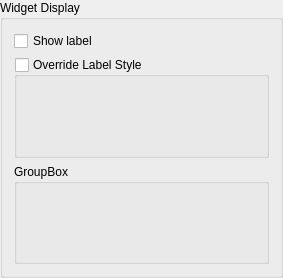
Above: src/ui/attributeformconfig/qgsattributewidgeteditgroupbox.ui from qgis/QGIS before the change. Below: the same form after it.
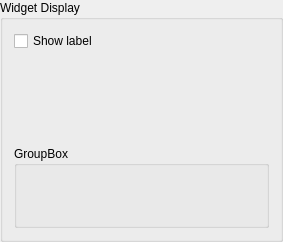
That is the form after the change. Custom widgets are drawn as their Qt base class.

What changed in the file:
```diff
--- a/src/ui/attributeformconfig/qgsattributewidgeteditgroupbox.ui
+++ b/src/ui/attributeformconfig/qgsattributewidgeteditgroupbox.ui
@@ -7,7 +7,7 @@
     <x>0</x>
     <y>0</y>
     <width>283</width>
-    <height>278</height>
+    <height>242</height>
    </rect>
   </property>
   <property name="windowTitle">
@@ -16,40 +16,29 @@
   <property name="title">
    <string>Widget Display</string>
   </property>
-  <layout class="QGridLayout" name="gridLayout">
-   <item row="4" column="0">
-    <widget class="QgsCollapsibleGroupBox" name="mWidgetSpecificConfigGroupBox">
-     <property name="title">
-      <string>GroupBox</string>
-     </property>
-    </widget>
-   </item>
-   <item row="2" column="0">
+  <layout class="QVBoxLayout" name="verticalLayout">
+   <item>
     <widget class="QCheckBox" name="mShowLabelCheckBox">
      <property name="text">
       <string>Show label</string>
      </property>
     </widget>
    </item>
-   <item row="3" column="0">
-    <widget class="QgsCollapsibleGroupBox" name="mLabelStyleOverrideGroupBox">
-     <property name="toolTip">
-      <string>Overrides the style defined by the active theme</string>
+   <item>
+    <widget class="QgsFormLabelFormatWidget" name="mFormLabelFormatWidget" native="true">
+     <property name="sizePolicy">
+      <sizepolicy hsizetype="MinimumExpanding" vsizetype="Preferred">
+       <horstretch>0</horstretch>
+       <verstretch>0</verstretch>
+      </sizepolicy>
      </property>
+    </widget>
+   </item>
+   <item>
+    <widget class="QgsCollapsibleGroupBox" name="mWidgetSpecificConfigGroupBox">
      <property name="title">
-      <string>Override Label Style</string>
+      <string>GroupBox</string>
      </property>
-     <property name="checkable">
-      <bool>true</bool>
-     </property>
-     <property name="checked">
-      <bool>false</bool>
-     </property>
-     <layout class="QVBoxLayout" name="verticalLayout">
-      <item>
-       <widget class="QgsFormLabelFormatWidget" name="mFormLabelFormatWidget" native="true"/>
-      </item>
-     </layout>
     </widget>
    </item>
   </layout>
```
